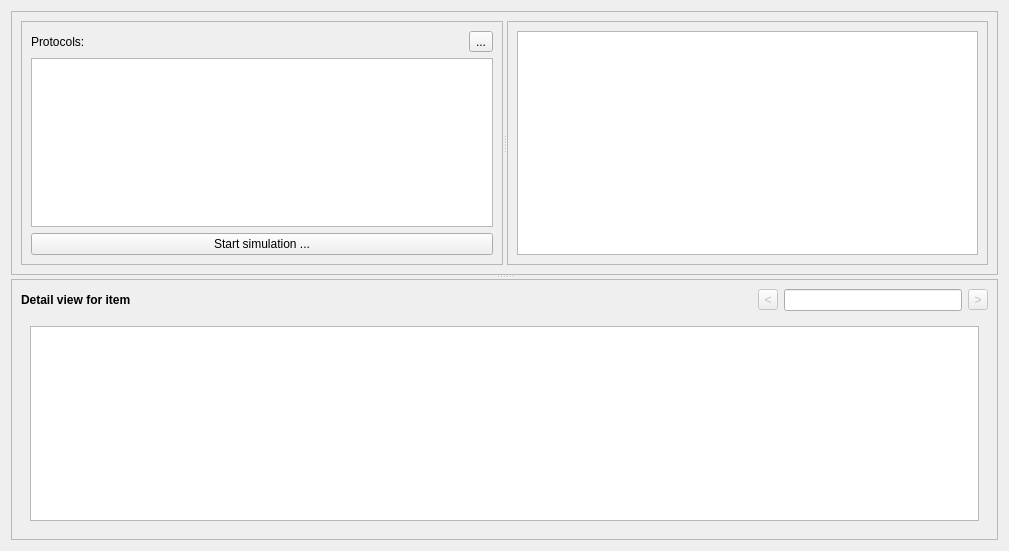
Before: the Qt Designer form ui/simulator.ui in jopohl/urh, drawn with Qt 5.
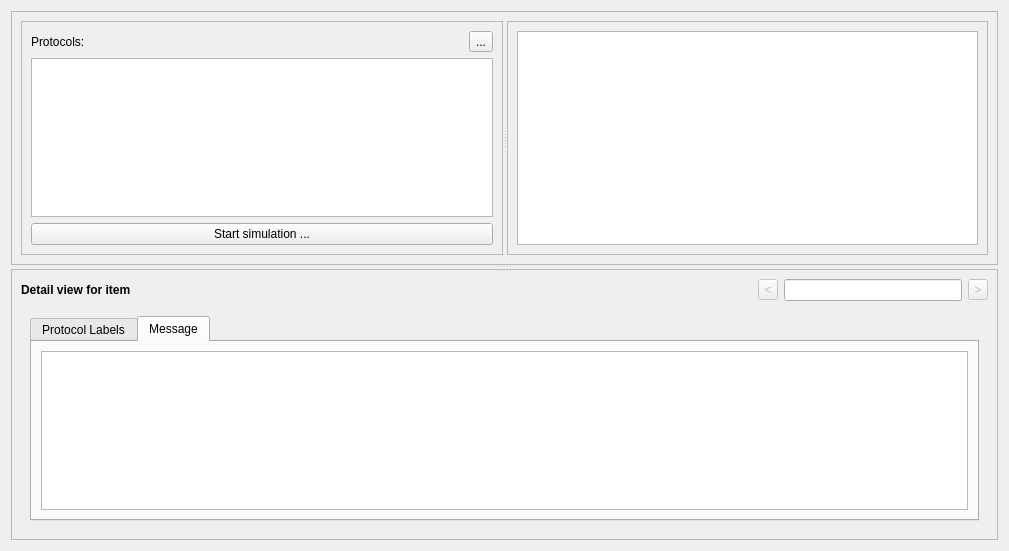
After: the same form once the commit is applied. The open tabs and pages were chosen to show the change. Icons and pictures are not drawn. Custom widgets are drawn as their Qt base class.

Diff of the .ui file:
```diff
--- a/ui/simulator.ui
+++ b/ui/simulator.ui
@@ -240,8 +240,18 @@
           </layout>
          </widget>
          <widget class="QWidget" name="page_message">
-          <layout class="QVBoxLayout" name="verticalLayout_5">
-           <item>
+          <layout class="QGridLayout" name="verticalLayout_5">
+           <item row="1" column="0">
+            <widget class="QTabWidget" name="tabWidget">
+             <property name="currentIndex">
+              <number>0</number>
+             </property>
+             <widget class="QWidget" name="tab_3">
+              <attribute name="title">
+               <string>Protocol Labels</string>
+              </attribute>
+              <layout class="QGridLayout" name="gridLayout_4">
+               <item row="0" column="0">
             <widget class="QTableView" name="tblViewFieldValues">
              <property name="alternatingRowColors">
               <bool>true</bool>
@@ -262,6 +272,24 @@
            </item>
           </layout>
          </widget>
+             <widget class="QWidget" name="tab_4">
+              <attribute name="title">
+               <string>Message</string>
+              </attribute>
+              <layout class="QGridLayout" name="gridLayout_6">
+               <item row="0" column="0">
+                <widget class="SimulatorMessageTableView" name="tblViewMessage">
+                 <attribute name="verticalHeaderVisible">
+                  <bool>false</bool>
+                 </attribute>
+                </widget>
+               </item>
+              </layout>
+             </widget>
+            </widget>
+           </item>
+          </layout>
+         </widget>
          <widget class="QWidget" name="page_rule">
           <layout class="QGridLayout" name="verticalLayout_2">
            <item row="0" column="0">
@@ -398,6 +426,11 @@
    <extends>QGraphicsView</extends>
    <header>urh.ui.views.SimulatorGraphicsView.h</header>
   </customwidget>
+  <customwidget>
+   <class>SimulatorMessageTableView</class>
+   <extends>QTableView</extends>
+   <header>urh.ui.views.SimulatorMessageTableView.h</header>
+  </customwidget>
  </customwidgets>
  <resources>
   <include location="../urh.qrc"/>
```
Lines whose indentation alone changed are shown as unchanged.
